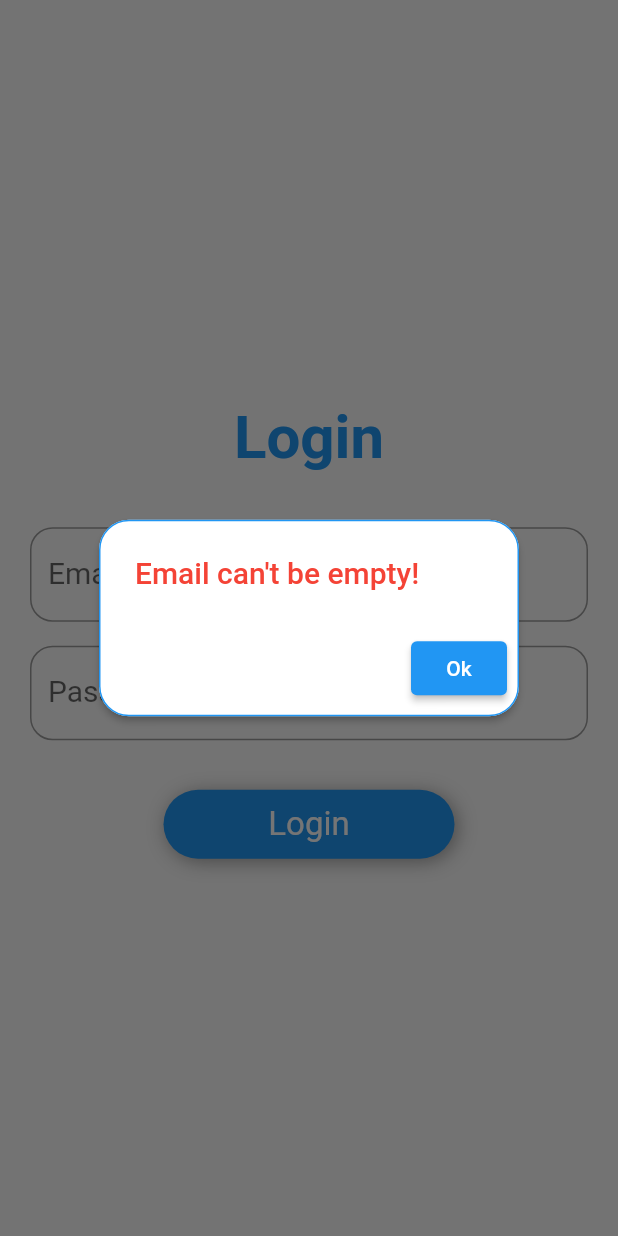
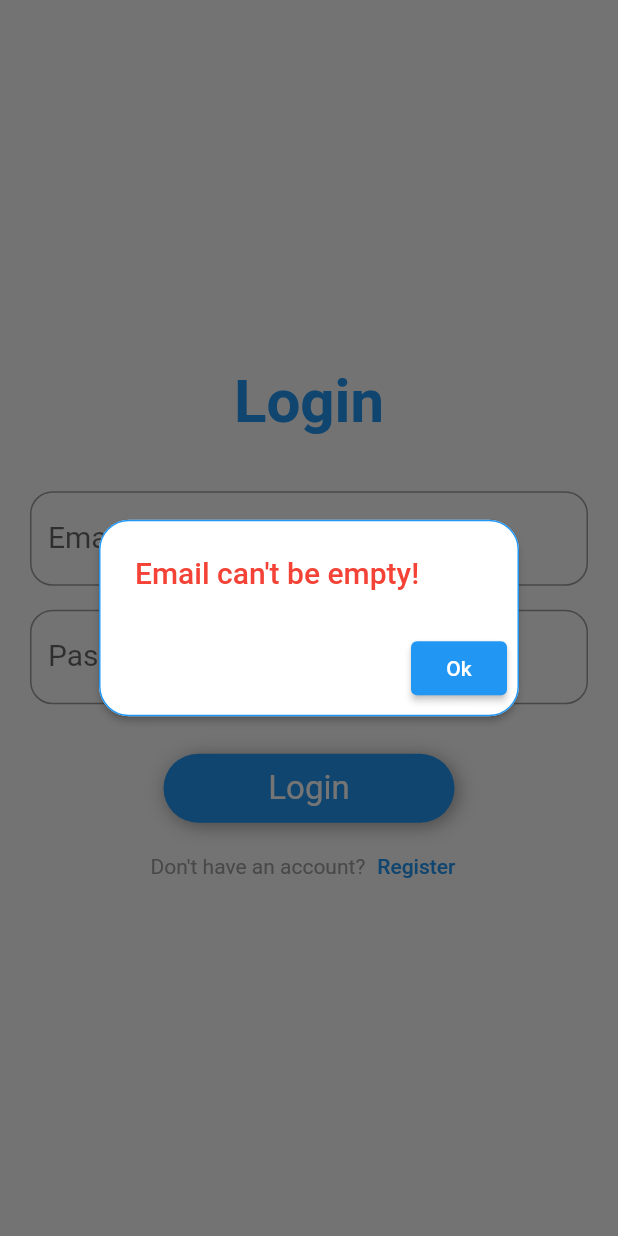
Before and after one commit to ZohaibSoomro/Student-Registration-Task-AAD, a Flutter app: the Signup screen opened directly, after a tap on "Go to Login", after a tap on "Login", on a phone screen of 412 x 824 dp. Run offline on Flutter 3.47's test engine with Material 2 defaults, Android fonts, the phone set to English and light mode, and no system bars; our stand-ins replace camera, email_validator; missing offline and left inert: google_mlkit_face_detection, mysql1.

Commit message:
Removed Sign up of Login choice screen.

```diff
--- a/student_registration_aad/lib/custom_widgets/rounded_text_field.dart
+++ b/student_registration_aad/lib/custom_widgets/rounded_text_field.dart
@@ -7,10 +7,12 @@ class RoundedTextField extends StatelessWidget {
     this.isPassword = false,
     this.controller,
     this.suffixIcon,
+    this.autoFocus = false,
   });
   final Function(String) onChanged;
   final String labelText;
   final bool isPassword;
+  final bool autoFocus;
   final TextEditingController? controller;
   final Widget? suffixIcon;
   @override
@@ -21,6 +23,7 @@ class RoundedTextField extends StatelessWidget {
         controller: controller,
         onChanged: onChanged,
         obscureText: isPassword,
+        autofocus: autoFocus,
         decoration: InputDecoration(
           border: OutlineInputBorder(
             borderRadius: BorderRadius.circular(15),
--- a/student_registration_aad/lib/main.dart
+++ b/student_registration_aad/lib/main.dart
@@ -1,8 +1,7 @@
 import 'package:flutter/material.dart';
 import 'package:provider/provider.dart';
+import 'package:student_registration_aad/pages/login.dart';
 import 'package:student_registration_aad/students_info/students_info_provider.dart';
-
-import 'pages/signup_or_login.dart';
 
 void main() {
   runApp(const MyApp());
@@ -19,7 +18,7 @@ class MyApp extends StatelessWidget {
       ],
       child: const MaterialApp(
         debugShowCheckedModeBanner: false,
-        home: SignupOrLogin(),
+        home: Login(),
       ),
     );
   }
--- a/student_registration_aad/lib/pages/home.dart
+++ b/student_registration_aad/lib/pages/home.dart
@@ -14,7 +14,7 @@ class _HomeState extends State<Home> {
     return Scaffold(
       body: Center(
         child: Text(
-          'Welcome ${widget.student.name}',
+          'Welcome ${widget.student.name}!',
           style: const TextStyle(fontSize: 40, color: Colors.blue),
         ),
       ),
--- a/student_registration_aad/lib/pages/login.dart
+++ b/student_registration_aad/lib/pages/login.dart
@@ -1,10 +1,12 @@
 import 'package:email_validator/email_validator.dart';
 import 'package:flutter/material.dart';
 import 'package:provider/provider.dart';
+import 'package:student_registration_aad/pages/signup.dart';
 
 import '../custom_widgets/my_alert_box.dart';
 import '../custom_widgets/rounded_button.dart';
 import '../custom_widgets/rounded_text_field.dart';
+import '../database/db_connection.dart';
 import '../database/student_db_helper.dart';
 import '../model/student.dart';
 import '../students_info/students_info_provider.dart';
@@ -24,6 +26,12 @@ class _LoginState extends State<Login> {
   bool passValidated = false;
   final studentDbHelper = StudentDbHelper();
   final MyAlertBox alertBox = MyAlertBox();
+
+  @override
+  void initState() {
+    super.initState();
+    _initDb();
+  }
 
   @override
   Widget build(BuildContext context) {
@@ -61,6 +69,7 @@ class _LoginState extends State<Login> {
           children: [
             RoundedTextField(
               labelText: 'Email',
+              autoFocus: true,
               suffixIcon: textFieldSuffixIcon(
                 emailValidated,
                 emailValidated
@@ -87,10 +96,37 @@ class _LoginState extends State<Login> {
               onPressed: onLoginButtonPressed,
               text: 'Login',
             ),
+            Row(
+              mainAxisAlignment: MainAxisAlignment.center,
+              children: [
+                const Text(
+                  "Don't have an account?",
+                  style: TextStyle(
+                    color: Colors.grey,
+                  ),
+                ),
+                TextButton(
+                  onPressed: () => Navigator.pushReplacement(
+                    context,
+                    MaterialPageRoute(builder: (context) => const Signup()),
+                  ),
+                  child: const Text('Register'),
+                ),
+              ],
+            ),
           ],
         ),
       ),
     );
+  }
+
+  void _initDb() async {
+    try {
+      await DbConnection.connection;
+    } catch (e) {
+      alertBox.showAlertBox(context, "Database creation error!",
+          disposeAfterMillis: 800);
+    }
   }
 
   Widget textFieldSuffixIcon(bool validated, String tooltip, String fieldName) {
@@ -119,7 +155,10 @@ class _LoginState extends State<Login> {
       final localListContains =
           Provider.of<StudentInfoProvider>(context, listen: false)
               .containsStudent(email);
-      final foundInDb = await studentDbHelper.containsStudent(email);
+      bool foundInDb = false;
+      try {
+        foundInDb = await studentDbHelper.containsStudent(email);
+      } catch (e) {}
       if (localListContains || foundInDb) {
         emailValidated = true;
       } else {
@@ -179,7 +218,10 @@ class _LoginState extends State<Login> {
       }
     } else {
       Student student = result as Student;
-      final foundInDb = await studentDbHelper.containsStudent(email);
+      bool foundInDb = false;
+      try {
+        foundInDb = await studentDbHelper.containsStudent(email);
+      } catch (e) {}
       if (!foundInDb) {
         int? affectedRows = await studentDbHelper.insertStudent(student);
         if (affectedRows! > 0) {
--- a/student_registration_aad/lib/pages/signup.dart
+++ b/student_registration_aad/lib/pages/signup.dart
@@ -264,7 +264,10 @@ class _SignupState extends State<Signup> {
       final localListContains =
           Provider.of<StudentInfoProvider>(context, listen: false)
               .containsStudent(email);
-      final foundInDb = await studentDbHelper.containsStudent(email);
+      bool foundInDb = false;
+      try {
+        foundInDb = await studentDbHelper.containsStudent(email);
+      } catch (e) {}
       if (!localListContains && !foundInDb) {
         emailValidated = true;
       } else {
```
Also changed, not shown: student_registration_aad/lib/database/student_db_helper.dart (+4 -8 lines), student_registration_aad/lib/pages/signup_or_login.dart (deleted, +0 -102 lines).
